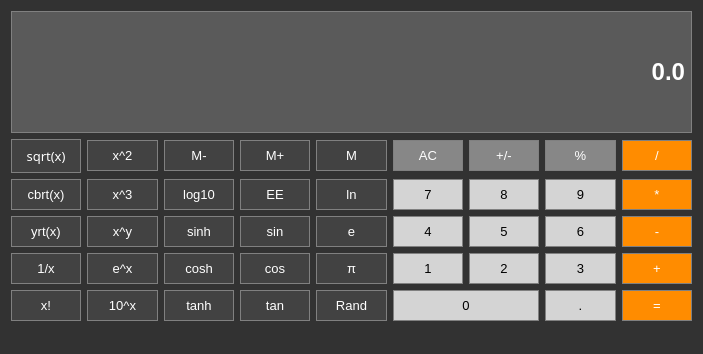
cjkeati1/Calculator, file calculator.ui: the form before one commit.
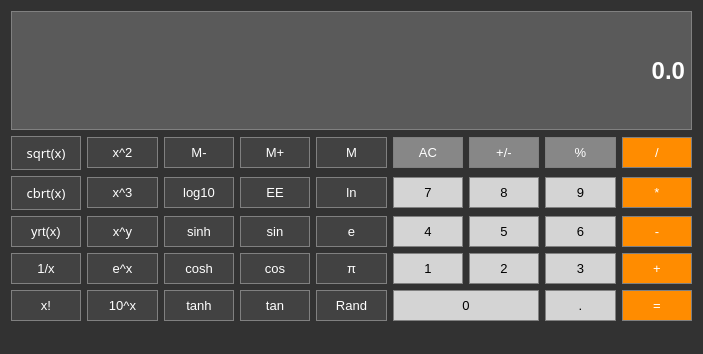
The form after the commit.

Commit message: Made some more buttons functional. User can now pressed the +/- button when the display is 0

```diff
--- a/calculator.ui
+++ b/calculator.ui
@@ -237,6 +237,7 @@
      <widget class="QPushButton" name="Button_CubeRoot">
       <property name="font">
        <font>
+        <family>Segoe MDL2 Assets</family>
         <pointsize>10</pointsize>
        </font>
       </property>
```
The commit also changes 4 other files.
